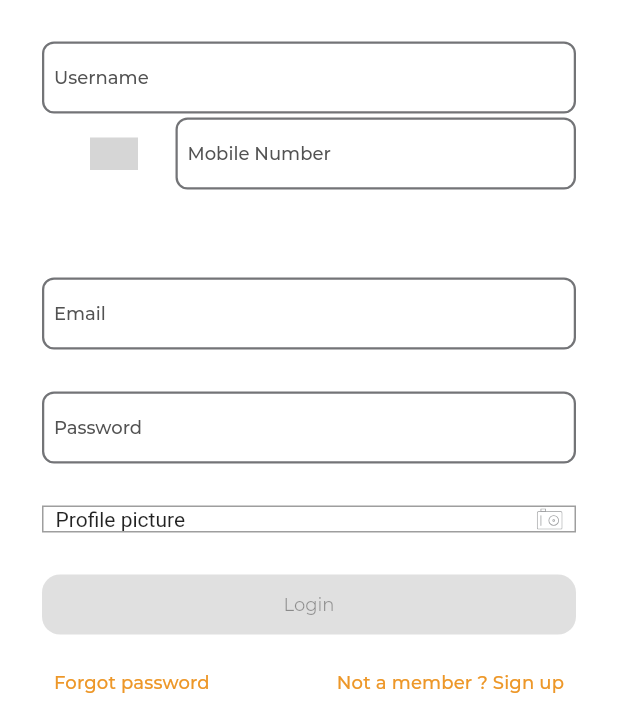
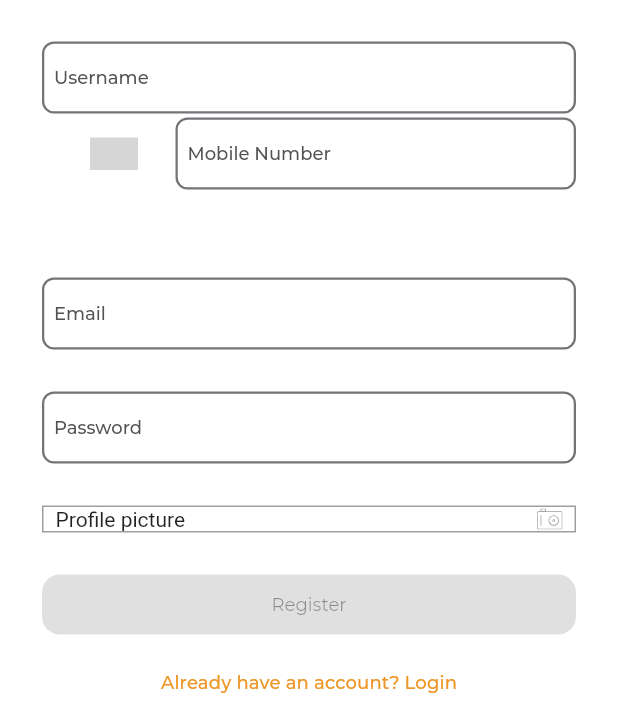
Before and after one commit to UildsonSantos/Tut_App, a Flutter app: the RegisterView screen opened by its route, on a phone screen of 412 x 824 dp, the part 514-1236 px from its top. Run offline on Flutter 3.47's test engine with Material 2 defaults, Android fonts, the phone set to English and light mode, and no system bars; drawn by our look-alikes of country_code_picker; our stand-ins replace dartz, data_connection_checker, device_info, dio, flutter_svg, freezed_annotation and 6 more; accounts and stored records are empty; generated files the repository leaves out were written again; project files that could hold a hidden picture were left out; grey boxes are pictures that could not be loaded.

Commit message:
Adding UI for Register Screen part6

```diff
--- a/lib/presentation/register/register.dart
+++ b/lib/presentation/register/register.dart
@@ -10,7 +10,6 @@ import 'package:tut_app/presentation/common/state_renderer/state_render_impl.dar
 import 'package:tut_app/presentation/register/register_view_model.dart';
 import 'package:tut_app/presentation/resources/assets_manager.dart';
 import 'package:tut_app/presentation/resources/color_manager.dart';
-import 'package:tut_app/presentation/resources/routes_manager.dart';
 import 'package:tut_app/presentation/resources/strings_manager.dart';
 import 'package:tut_app/presentation/resources/values_manager.dart';
 
@@ -240,7 +239,7 @@ class _RegisterViewState extends State<RegisterView> {
                                 _viewModel.register();
                               }
                             : null,
-                        child: const Text(AppStrings.login),
+                        child: const Text(AppStrings.register),
                       ),
                     );
                   },
@@ -252,34 +251,12 @@ class _RegisterViewState extends State<RegisterView> {
                   left: AppPadding.p28,
                   right: AppPadding.p28,
                 ),
-                child: Row(
-                  mainAxisAlignment: MainAxisAlignment.spaceBetween,
-                  children: [
-                    TextButton(
-                      onPressed: () {
-                        Navigator.pushNamed(
-                          context,
-                          Routes.forgotPasswordRoute,
-                        );
-                      },
-                      child: Text(
-                        AppStrings.forgotPassword,
-                        style: Theme.of(context).textTheme.subtitle2,
-                      ),
-                    ),
-                    TextButton(
-                      onPressed: () {
-                        Navigator.pushNamed(
-                          context,
-                          Routes.registerRoute,
-                        );
-                      },
-                      child: Text(
-                        AppStrings.registerText,
-                        style: Theme.of(context).textTheme.subtitle2,
-                      ),
-                    )
-                  ],
+                child: TextButton(
+                  onPressed: () {
+                    Navigator.of(context).pop();
+                  },
+                  child: Text(AppStrings.haveAccount,
+                      style: Theme.of(context).textTheme.subtitle2),
                 ),
               )
             ],
--- a/lib/presentation/resources/strings_manager.dart
+++ b/lib/presentation/resources/strings_manager.dart
@@ -32,4 +32,6 @@ class AppStrings {
   static const String profilePicture = "Profile picture";
   static const String photoGalley = "Photo from gallery";
   static const String photoCamera = "Photo from camera";
+  static const String register = "Register";
+  static const String haveAccount = "Already have an account? Login";
 }
```
